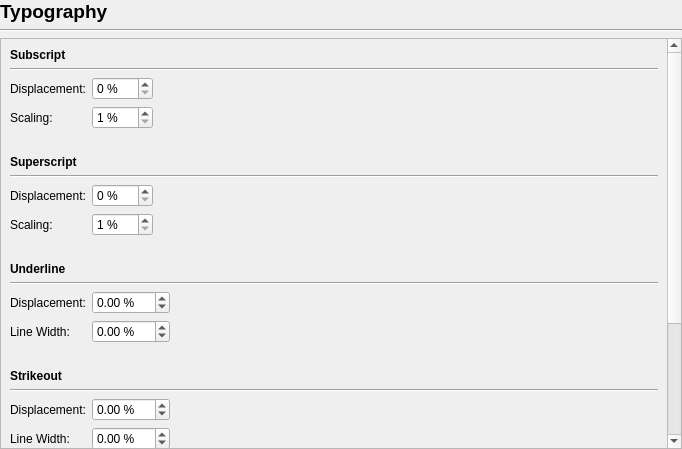
This is scribus/ui/prefs_typographybase.ui in scribusproject/scribus as Qt 5 draws it before an edit. The edited form follows.
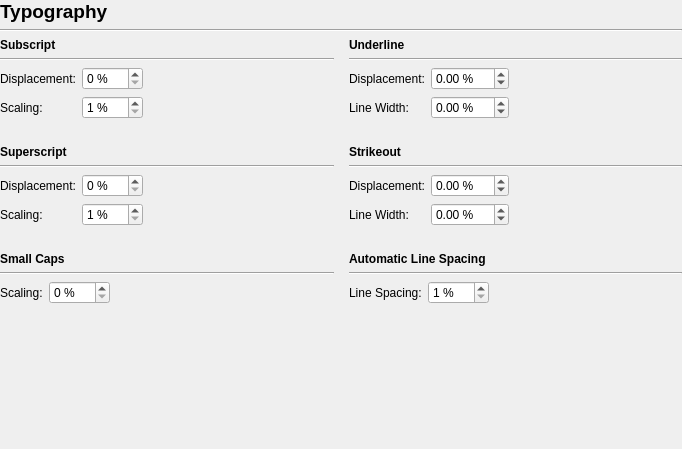
This is the edited form.

Commit message: #16370: Rearrange Typography panel in Preferences dialog (bubu)

What changed in the file:
```diff
--- a/scribus/ui/prefs_typographybase.ui
+++ b/scribus/ui/prefs_typographybase.ui
@@ -45,20 +45,9 @@
     </widget>
    </item>
    <item>
-    <widget class="QScrollArea" name="scrollArea">
-     <property name="widgetResizable">
-      <bool>true</bool>
-     </property>
-     <widget class="QWidget" name="scrollAreaWidgetContents">
-      <property name="geometry">
-       <rect>
-        <x>0</x>
-        <y>0</y>
-        <width>648</width>
-        <height>624</height>
-       </rect>
-      </property>
-      <layout class="QVBoxLayout" name="verticalLayout">
+    <layout class="QHBoxLayout" name="horizontalLayout_4">
+     <item>
+      <layout class="QVBoxLayout" name="verticalLayout_5">
        <item>
         <widget class="QLabel" name="label_2">
          <property name="font">
@@ -73,7 +62,7 @@
         </widget>
        </item>
        <item>
-        <widget class="Line" name="line_4">
+        <widget class="Line" name="line_3">
          <property name="orientation">
           <enum>Qt::Horizontal</enum>
          </property>
@@ -156,7 +145,7 @@
         </widget>
        </item>
        <item>
-        <widget class="Line" name="line_3">
+        <widget class="Line" name="line_2">
          <property name="orientation">
           <enum>Qt::Horizontal</enum>
          </property>
@@ -226,6 +215,73 @@
         </spacer>
        </item>
        <item>
+        <widget class="QLabel" name="label_14">
+         <property name="font">
+          <font>
+           <weight>75</weight>
+           <bold>true</bold>
+          </font>
+         </property>
+         <property name="text">
+          <string>Small Caps</string>
+         </property>
+        </widget>
+       </item>
+       <item>
+        <widget class="Line" name="line_5">
+         <property name="orientation">
+          <enum>Qt::Horizontal</enum>
+         </property>
+        </widget>
+       </item>
+       <item>
+        <layout class="QFormLayout" name="formLayout_5">
+         <property name="fieldGrowthPolicy">
+          <enum>QFormLayout::FieldsStayAtSizeHint</enum>
+         </property>
+         <property name="formAlignment">
+          <set>Qt::AlignLeading|Qt::AlignLeft|Qt::AlignTop</set>
+         </property>
+         <item row="0" column="0">
+          <widget class="QLabel" name="label_15">
+           <property name="text">
+            <string>Scaling:</string>
+           </property>
+          </widget>
+         </item>
+         <item row="0" column="1">
+          <widget class="QSpinBox" name="smallcapsScalingSpinBox">
+           <property name="suffix">
+            <string> %</string>
+           </property>
+           <property name="maximum">
+            <number>100</number>
+           </property>
+          </widget>
+         </item>
+        </layout>
+       </item>
+      </layout>
+     </item>
+     <item>
+      <spacer name="horizontalSpacer">
+       <property name="orientation">
+        <enum>Qt::Horizontal</enum>
+       </property>
+       <property name="sizeType">
+        <enum>QSizePolicy::Fixed</enum>
+       </property>
+       <property name="sizeHint" stdset="0">
+        <size>
+         <width>9</width>
+         <height>20</height>
+        </size>
+       </property>
+      </spacer>
+     </item>
+     <item>
+      <layout class="QVBoxLayout" name="verticalLayout_3">
+       <item>
         <widget class="QLabel" name="label_4">
          <property name="font">
           <font>
@@ -239,14 +295,14 @@
         </widget>
        </item>
        <item>
-        <widget class="Line" name="line_2">
+        <widget class="Line" name="line_1">
          <property name="orientation">
           <enum>Qt::Horizontal</enum>
          </property>
         </widget>
        </item>
        <item>
-        <layout class="QFormLayout" name="formLayout">
+        <layout class="QFormLayout" name="formLayout_1">
          <property name="fieldGrowthPolicy">
           <enum>QFormLayout::FieldsStayAtSizeHint</enum>
          </property>
@@ -337,7 +393,7 @@
         </widget>
        </item>
        <item>
-        <widget class="Line" name="line_5">
+        <widget class="Line" name="line_4">
          <property name="orientation">
           <enum>Qt::Horizontal</enum>
          </property>
@@ -405,69 +461,6 @@
          </item>
         </layout>
        </item>
-       <item>
-        <spacer name="verticalSpacer_5">
-         <property name="orientation">
-          <enum>Qt::Vertical</enum>
-         </property>
-         <property name="sizeType">
-          <enum>QSizePolicy::Fixed</enum>
-         </property>
-         <property name="sizeHint" stdset="0">
-          <size>
-           <width>20</width>
-           <height>20</height>
-          </size>
-         </property>
-        </spacer>
-       </item>
-       <item>
-        <widget class="QLabel" name="label_14">
-         <property name="font">
-          <font>
-           <weight>75</weight>
-           <bold>true</bold>
-          </font>
-         </property>
-         <property name="text">
-          <string>Small Caps</string>
-         </property>
-        </widget>
-       </item>
-       <item>
-        <widget class="Line" name="line_6">
-         <property name="orientation">
-          <enum>Qt::Horizontal</enum>
-         </property>
-        </widget>
-       </item>
-       <item>
-        <layout class="QFormLayout" name="formLayout_5">
-         <property name="fieldGrowthPolicy">
-          <enum>QFormLayout::FieldsStayAtSizeHint</enum>
-         </property>
-         <property name="formAlignment">
-          <set>Qt::AlignLeading|Qt::AlignLeft|Qt::AlignTop</set>
-         </property>
-         <item row="0" column="0">
-          <widget class="QLabel" name="label_15">
-           <property name="text">
-            <string>Scaling:</string>
-           </property>
-          </widget>
-         </item>
-         <item row="0" column="1">
-          <widget class="QSpinBox" name="smallcapsScalingSpinBox">
-           <property name="suffix">
-            <string> %</string>
-           </property>
-           <property name="maximum">
-            <number>100</number>
-           </property>
-          </widget>
-         </item>
-        </layout>
-       </item>
        <item>
         <spacer name="verticalSpacer_6">
          <property name="orientation">
@@ -498,7 +491,7 @@
         </widget>
        </item>
        <item>
-        <widget class="Line" name="line_7">
+        <widget class="Line" name="line_6">
          <property name="orientation">
           <enum>Qt::Horizontal</enum>
          </property>
@@ -534,22 +527,22 @@
          </item>
         </layout>
        </item>
-       <item>
-        <spacer name="verticalSpacer_3">
-         <property name="orientation">
-          <enum>Qt::Vertical</enum>
-         </property>
-         <property name="sizeHint" stdset="0">
-          <size>
-           <width>20</width>
-           <height>34</height>
-          </size>
-         </property>
-        </spacer>
-       </item>
       </layout>
-     </widget>
-    </widget>
+     </item>
+    </layout>
+   </item>
+   <item>
+    <spacer name="verticalSpacer_3">
+     <property name="orientation">
+      <enum>Qt::Vertical</enum>
+     </property>
+     <property name="sizeHint" stdset="0">
+      <size>
+       <width>20</width>
+       <height>34</height>
+      </size>
+     </property>
+    </spacer>
    </item>
   </layout>
  </widget>
```
Left out of the diff: 3 changed lines with no effect on the pictures. The commit also changes 1 other file.
